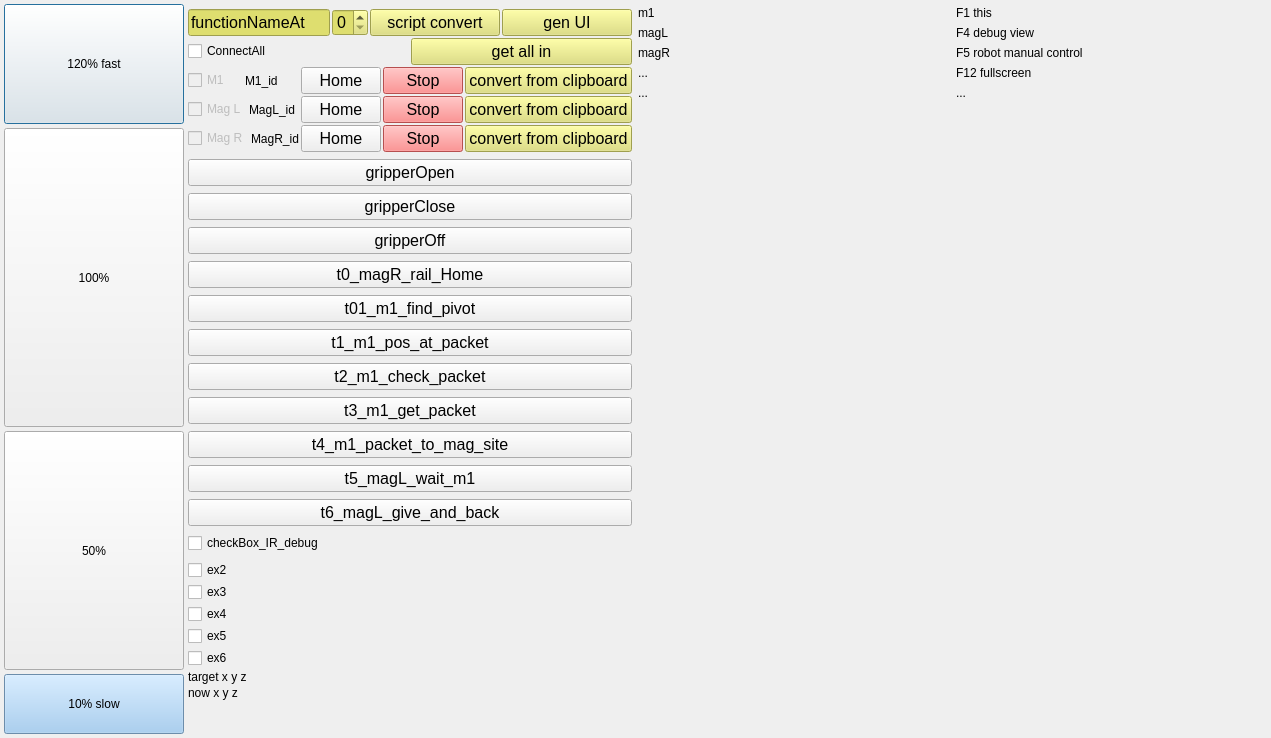
This is dispenser_gift_py/main.ui in pavel-b-kr12/DoBot_multicontroll as Qt 5 draws it before an edit. The edited form follows.
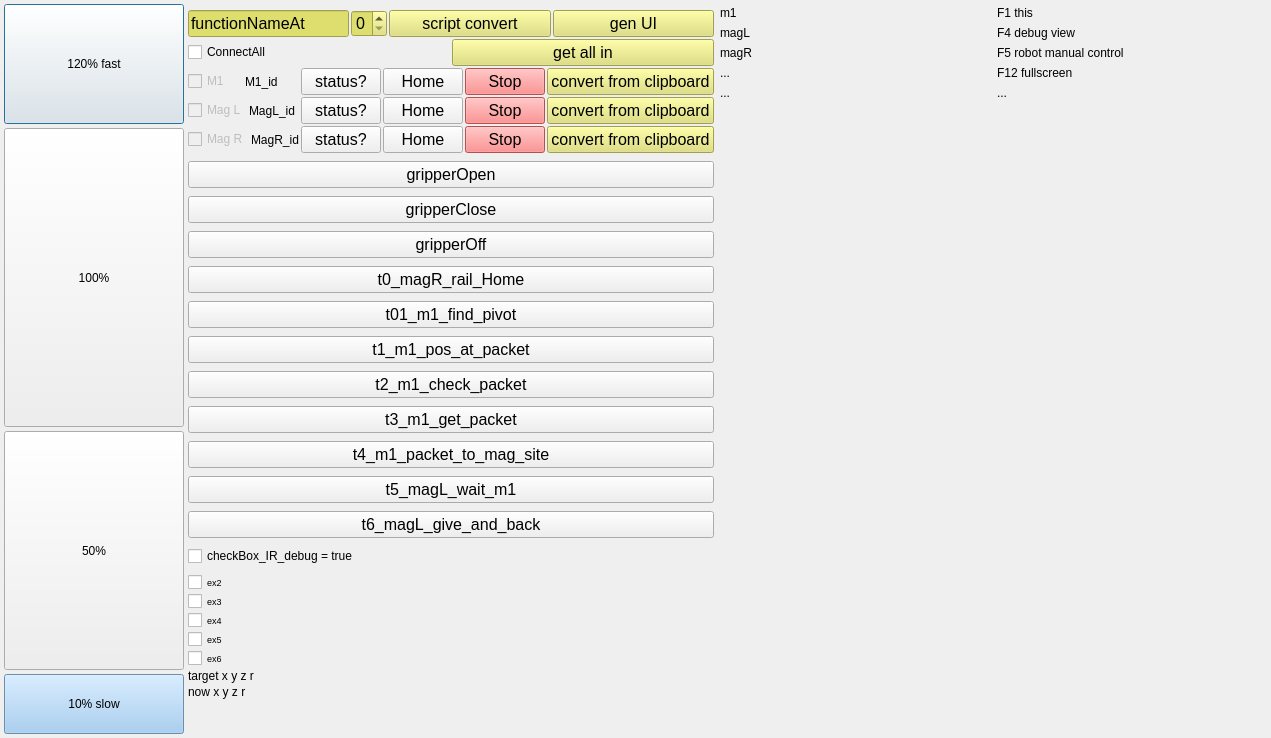
This is the edited form.

Patch:
```diff
--- a/dispenser_gift_py/main.ui
+++ b/dispenser_gift_py/main.ui
@@ -746,6 +746,18 @@
             </property>
            </widget>
           </item>
+          <item>
+           <widget class="QPushButton" name="btn_alarm_check_clear_m1">
+            <property name="font">
+             <font>
+              <pointsize>12</pointsize>
+             </font>
+            </property>
+            <property name="text">
+             <string>status?</string>
+            </property>
+           </widget>
+          </item>
           <item>
            <widget class="QPushButton" name="btnHome_M1">
             <property name="font">
@@ -824,6 +836,18 @@
             </property>
            </widget>
           </item>
+          <item>
+           <widget class="QPushButton" name="btn_alarm_check_clear_magL">
+            <property name="font">
+             <font>
+              <pointsize>12</pointsize>
+             </font>
+            </property>
+            <property name="text">
+             <string>status?</string>
+            </property>
+           </widget>
+          </item>
           <item>
            <widget class="QPushButton" name="btnHome_MagL">
             <property name="font">
@@ -902,6 +926,18 @@
             </property>
            </widget>
           </item>
+          <item>
+           <widget class="QPushButton" name="btn_alarm_check_clear_magR">
+            <property name="font">
+             <font>
+              <pointsize>12</pointsize>
+             </font>
+            </property>
+            <property name="text">
+             <string>status?</string>
+            </property>
+           </widget>
+          </item>
           <item>
            <widget class="QPushButton" name="btnHome_MagR">
             <property name="font">
@@ -1179,7 +1215,7 @@
       <item>
        <widget class="QCheckBox" name="checkBox_IR_debug">
         <property name="text">
-         <string>checkBox_IR_debug</string>
+         <string>checkBox_IR_debug = true</string>
         </property>
        </widget>
       </item>
@@ -1187,6 +1223,11 @@
        <layout class="QVBoxLayout" name="verticalLayout_3">
         <item>
          <widget class="QCheckBox" name="checkBox_bex2">
+          <property name="font">
+           <font>
+            <pointsize>7</pointsize>
+           </font>
+          </property>
           <property name="text">
            <string>ex2</string>
           </property>
@@ -1194,6 +1235,11 @@
         </item>
         <item>
          <widget class="QCheckBox" name="checkBox_bex3">
+          <property name="font">
+           <font>
+            <pointsize>7</pointsize>
+           </font>
+          </property>
           <property name="text">
            <string>ex3</string>
           </property>
@@ -1201,6 +1247,11 @@
         </item>
         <item>
          <widget class="QCheckBox" name="checkBox_bex4">
+          <property name="font">
+           <font>
+            <pointsize>7</pointsize>
+           </font>
+          </property>
           <property name="text">
            <string>ex4</string>
           </property>
@@ -1208,6 +1259,11 @@
         </item>
         <item>
          <widget class="QCheckBox" name="checkBox_bex5">
+          <property name="font">
+           <font>
+            <pointsize>7</pointsize>
+           </font>
+          </property>
           <property name="text">
            <string>ex5</string>
           </property>
@@ -1215,6 +1271,11 @@
         </item>
         <item>
          <widget class="QCheckBox" name="checkBox_bex6">
+          <property name="font">
+           <font>
+            <pointsize>7</pointsize>
+           </font>
+          </property>
           <property name="text">
            <string>ex6</string>
           </property>
@@ -1230,14 +1291,14 @@
             <item>
              <widget class="QLabel" name="label_m1_pos_target">
               <property name="text">
-               <string>target x y z</string>
+               <string>target x y z r</string>
               </property>
              </widget>
             </item>
             <item>
              <widget class="QLabel" name="label_m1_pos_now">
               <property name="text">
-               <string>now x y z</string>
+               <string>now x y z r</string>
               </property>
              </widget>
             </item>
```
